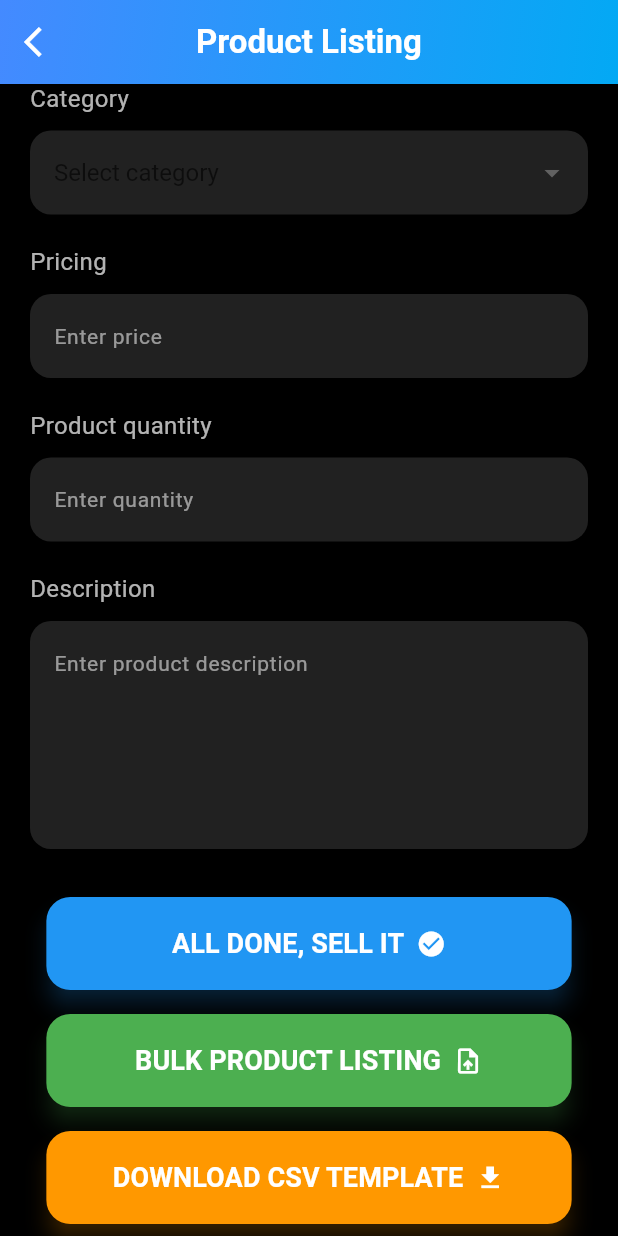
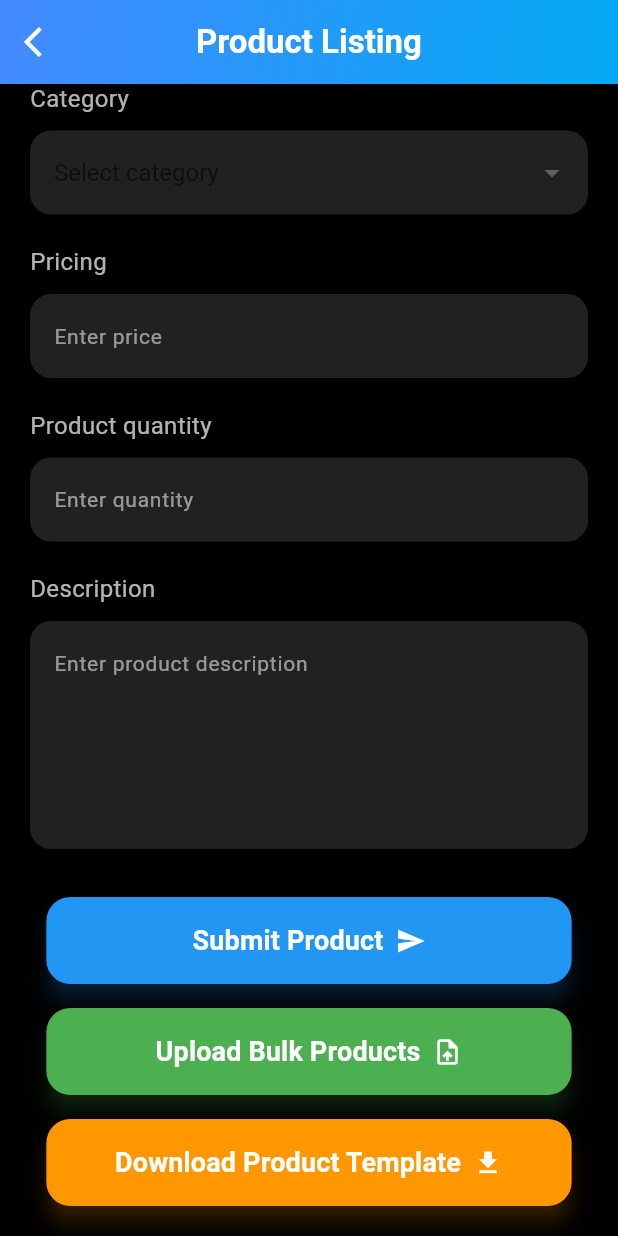
Before and after one commit to RensithUdara/gemhub_mobileapp, a Flutter app: the ProductListing screen opened directly, scrolled down 322 dp, on a phone screen of 412 x 824 dp. Run offline on Flutter 3.47's test engine with Material 3 defaults, Android fonts, the phone set to English and light mode, and no system bars; our stand-ins replace animated_bottom_navigation_bar, carousel_slider, cloud_firestore, csv, file_picker, firebase_auth and 7 more; accounts and stored records are empty.

Commit message:
chore: update button labels and padding in product listing

```diff
--- a/lib/Seller/product_listing.dart
+++ b/lib/Seller/product_listing.dart
@@ -588,6 +588,7 @@ class _ProductListingState extends State<ProductListing>
                     maxLines: 5,
                   ),
                   const SizedBox(height: 32),
+                  // Submit Product Button (First)
                   Center(
                     child: SizedBox(
                       width: MediaQuery.of(context).size.width * 0.85,
@@ -596,7 +597,7 @@ class _ProductListingState extends State<ProductListing>
                         style: ElevatedButton.styleFrom(
                           backgroundColor: Colors.blue,
                           foregroundColor: Colors.white,
-                          padding: const EdgeInsets.symmetric(vertical: 18),
+                          padding: const EdgeInsets.symmetric(vertical: 16),
                           shape: RoundedRectangleBorder(
                             borderRadius: BorderRadius.circular(16),
                           ),
@@ -607,19 +608,19 @@ class _ProductListingState extends State<ProductListing>
                           mainAxisAlignment: MainAxisAlignment.center,
                           children: [
                             Text(
-                              'ALL DONE, SELL IT',
+                              'Submit Product',
                               style: TextStyle(
                                   fontSize: 18, fontWeight: FontWeight.bold),
                             ),
                             SizedBox(width: 8),
-                            Icon(Icons.check_circle,
-                                size: 20, color: Colors.white),
+                            Icon(Icons.send, size: 20, color: Colors.white),
                           ],
                         ),
                       ),
                     ),
                   ),
                   const SizedBox(height: 16),
+                  // Upload Bulk Products Button (Second)
                   Center(
                     child: SizedBox(
                       width: MediaQuery.of(context).size.width * 0.85,
@@ -628,7 +629,7 @@ class _ProductListingState extends State<ProductListing>
                         style: ElevatedButton.styleFrom(
                           backgroundColor: Colors.green,
                           foregroundColor: Colors.white,
-                          padding: const EdgeInsets.symmetric(vertical: 18),
+                          padding: const EdgeInsets.symmetric(vertical: 16),
                           shape: RoundedRectangleBorder(
                             borderRadius: BorderRadius.circular(16),
                           ),
@@ -640,8 +641,8 @@ class _ProductListingState extends State<ProductListing>
                           children: [
                             Text(
                               _isBulkUploading
-                                  ? 'UPLOADING...'
-                                  : 'BULK PRODUCT LISTING',
+                                  ? 'Uploading...'
+                                  : 'Upload Bulk Products',
                               style: const TextStyle(
                                   fontSize: 18, fontWeight: FontWeight.bold),
                             ),
@@ -663,6 +664,7 @@ class _ProductListingState extends State<ProductListing>
                     ),
                   ),
                   const SizedBox(height: 16),
+                  // Download Product Template Button (Third)
                   Center(
                     child: SizedBox(
                       width: MediaQuery.of(context).size.width * 0.85,
@@ -671,7 +673,7 @@ class _ProductListingState extends State<ProductListing>
                         style: ElevatedButton.styleFrom(
                           backgroundColor: Colors.orange,
                           foregroundColor: Colors.white,
-                          padding: const EdgeInsets.symmetric(vertical: 18),
+                          padding: const EdgeInsets.symmetric(vertical: 16),
                           shape: RoundedRectangleBorder(
                             borderRadius: BorderRadius.circular(16),
                           ),
@@ -683,8 +685,8 @@ class _ProductListingState extends State<ProductListing>
                           children: [
                             Text(
                               _isDownloadingTemplate
-                                  ? 'DOWNLOADING...'
-                                  : 'DOWNLOAD CSV TEMPLATE',
+                                  ? 'Downloading...'
+                                  : 'Download Product Template',
                               style: const TextStyle(
                                   fontSize: 18, fontWeight: FontWeight.bold),
                             ),
```
